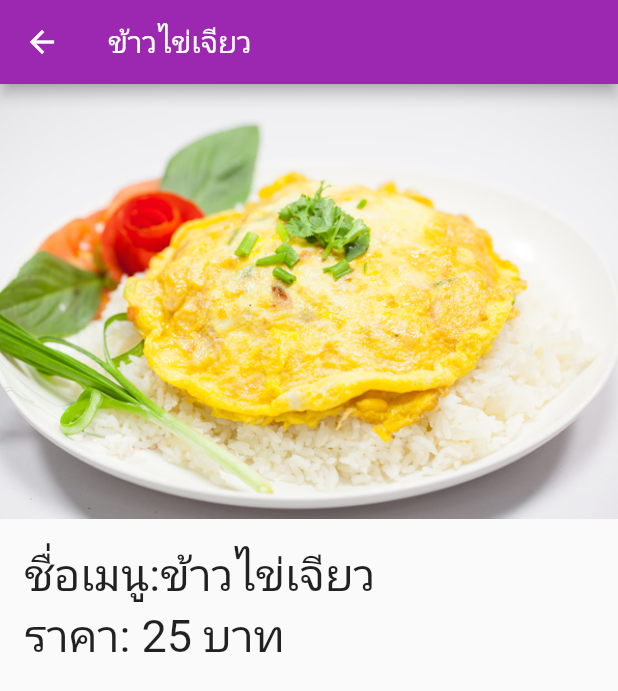
After one commit to IcQsang/food, a Flutter app: the FoodPage screen opened directly, after a tap on an icon or button, on a phone screen of 412 x 824 dp. The commit adds this screen. Shown: the top 691 px of the screen. Run offline on Flutter 3.47's test engine with Material 2 defaults, Android fonts, the phone set to English and light mode, and no system bars.

Commit message:
add detailpage

```diff
--- a/lib/main.dart
+++ b/lib/main.dart
@@ -1,6 +1,7 @@
 import 'package:flutter/material.dart';
 import 'package:food/pages/login/login.dart';
 
+import 'pages/food/detailpage.dart';
 import 'pages/home/home.dart';
 
 void main() {
@@ -17,6 +18,7 @@ class MyApp extends StatelessWidget {
       routes: {
         '/login': (context) => const LoginPage(),
         '/home': (context) => const HomePage(),
+        '/detail':(context) => const Detail(),
       },
       initialRoute: '/login',
     );
--- a/lib/pages/food/ListFood.dart
+++ b/lib/pages/food/ListFood.dart
@@ -13,7 +13,11 @@ class _ListFoodState extends State<ListFood> {
 
   var items = [
     FoodItem(1,"ข้าวไข่เจียว",25,"kao_kai_jeaw.jpg"),
-    FoodItem(2,"ข้าวหมูแดง",30,"kao_moo_dang.jpg")
+    FoodItem(2,"ข้าวหมูแดง",30,"kao_moo_dang.jpg"),
+    FoodItem(3,"ข้าวมันไก่",25,"kao_mun_kai.jpg"),
+    FoodItem(4,"ข้าวหน้าเป็ด",40,"kao_na_ped.jpg"),
+    FoodItem(5,"ข้าวพัด",30,"kao_pad.jpg"),
+    FoodItem(6,"ผัดซีอิ้ว",30,"pad_sie_eew.jpg")
   ];
 
   @override
@@ -22,7 +26,9 @@ class _ListFoodState extends State<ListFood> {
       child: ListView.builder(
           itemCount: items.length,
           itemBuilder: (BuildContext context, int index) {
-            return Card(
+            return InkWell(
+              onTap: (){goDetail(items[index]);},
+              child: Card(
                 margin: const EdgeInsets.all(8.0),
                 child: Padding(
                   padding: const EdgeInsets.all(16.0),
@@ -30,14 +36,23 @@ class _ListFoodState extends State<ListFood> {
                     children: [
                       Container(height: 100,width: 100,child: Image.asset('assets/images/${items[index].image}')),
                       Text(
-                      '${items[index].name}  ${items[index].price}฿',
+                        '${items[index].name}  \n${items[index].price}บาท',
                         style: TextStyle(fontSize: 20.0),
                       ),
                     ],
+                  ),
                 ),
               ),
             );
           }),
     );
   }
+  void goDetail(FoodItem item){
+    Navigator.pushNamed(
+      context,
+      "/detail",
+    arguments: item,
+    );
+
   }
+}
--- /dev/null
+++ b/lib/pages/food/detailpage.dart
@@ -0,0 +1,29 @@
+import 'package:flutter/material.dart';
+import 'package:food/pages/food/fooditem.dart';
+
+class Detail extends StatelessWidget {
+  const Detail({Key? key}) : super(key: key);
+
+  @override
+  Widget build(BuildContext context) {
+    var item = ModalRoute.of(context)!.settings.arguments as FoodItem;
+
+    return Scaffold(
+      appBar: AppBar(
+        backgroundColor: Colors.purple,
+        title: Text(item.name),
+      ),
+      body: Column(
+        crossAxisAlignment: CrossAxisAlignment.stretch,
+        children: [
+          Container(
+              child: Image.asset('assets/images/${item.image}')),
+          Padding(
+            padding: const EdgeInsets.all(16.0),
+            child: Text("$item" ,style: TextStyle(fontSize: 30),),
+          ),
+        ],
+      ),
+    );
+  }
+}
--- a/lib/pages/food/fooditem.dart
+++ b/lib/pages/food/fooditem.dart
@@ -5,4 +5,9 @@ class FoodItem {
   String image;
 
   FoodItem(this.id, this.name, this.price, this.image);
+  @override
+  String toString() {
+    var out ="ชื่อเมนู:$name\nราคา: $price บาท";
+    return out;
+  }
 }
```
Lines whose indentation alone changed are shown as unchanged.
